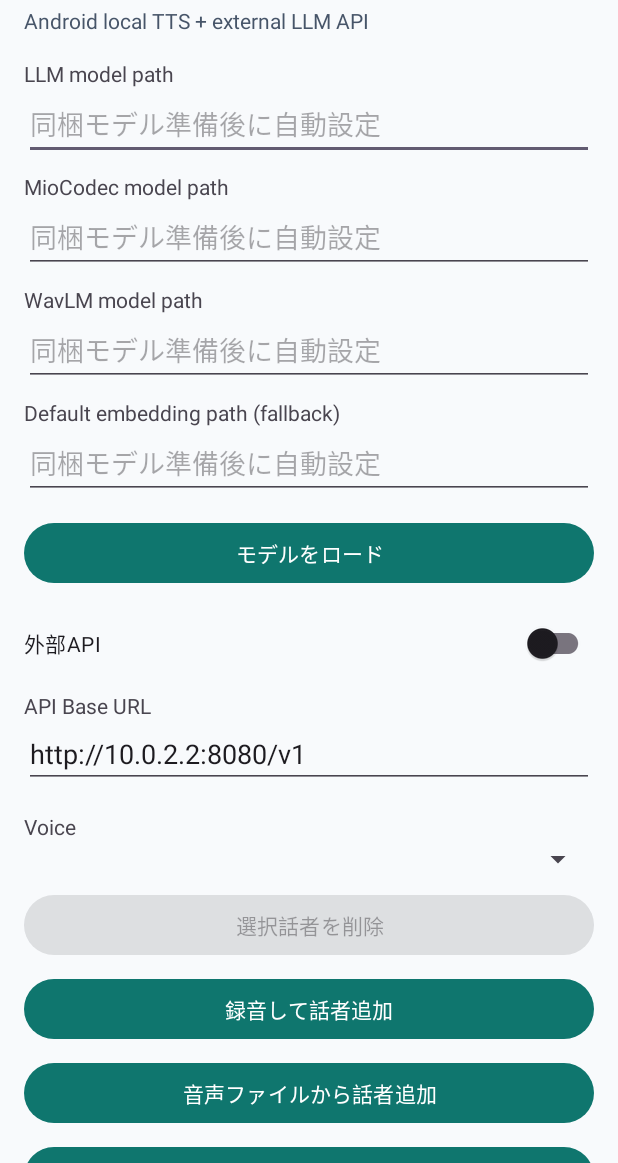
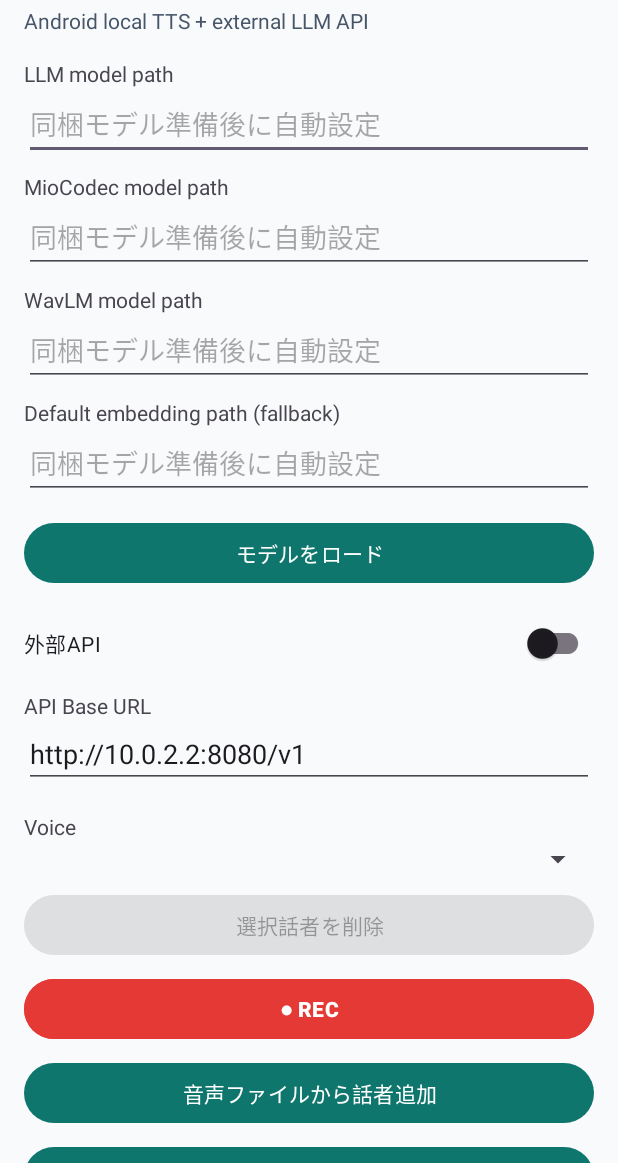
Before and after one commit to mmnga/mio-tts-cpp, an Android app: the screen it shows after launch (MainActivity), on a phone screen of 412 x 824 dp, the part 73-1236 px from its top. Run offline under Robolectric (Android 15) with nearby library versions, the light colour scheme and no system bars; 2 statements that could not run were skipped.

Commit message:
fix android rec

```diff
--- a/examples/android/MioTTSCppDemoAndroid/app/src/main/res/layout/activity_main.xml
+++ b/examples/android/MioTTSCppDemoAndroid/app/src/main/res/layout/activity_main.xml
@@ -141,7 +141,10 @@
                 android:layout_width="match_parent"
                 android:layout_height="wrap_content"
                 android:layout_marginTop="8dp"
-                android:text="録音して話者追加" />
+                android:backgroundTint="#E53935"
+                android:text="● REC"
+                android:textColor="#FFFFFF"
+                android:textStyle="bold" />
 
             <Button
                 android:id="@+id/btnPickAudio"
```
Also changed, not shown: examples/android/MioTTSCppDemoAndroid/app/src/main/java/com/example/miottscpp/MainActivity.kt (+13 -1 lines), 1 other file.
